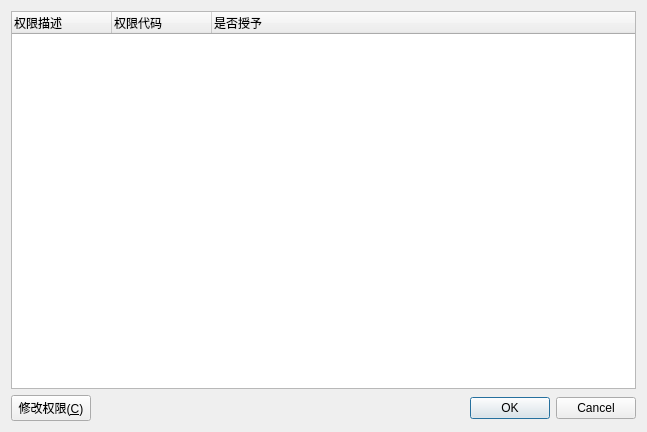
This is src/MainTabWidgets/UserManagement/UserPermissionDialog.ui in ProgramCX/FoxNAS as Qt 5 draws it before an edit. The edited form follows.
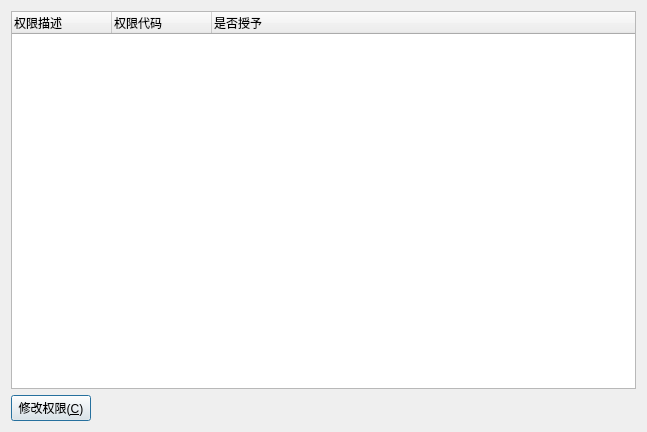
This is the edited form.

Commit message: feat(user): manage user resource directories

Patch:
```diff
--- a/src/MainTabWidgets/UserManagement/UserPermissionDialog.ui
+++ b/src/MainTabWidgets/UserManagement/UserPermissionDialog.ui
@@ -54,14 +54,17 @@
       </widget>
      </item>
      <item>
-      <widget class="QDialogButtonBox" name="buttonBox">
+      <spacer name="horizontalSpacer">
        <property name="orientation">
         <enum>Qt::Orientation::Horizontal</enum>
        </property>
-       <property name="standardButtons">
-        <set>QDialogButtonBox::StandardButton::Cancel|QDialogButtonBox::StandardButton::Ok</set>
+       <property name="sizeHint" stdset="0">
+        <size>
+         <width>40</width>
+         <height>20</height>
+        </size>
        </property>
-      </widget>
+      </spacer>
      </item>
     </layout>
    </item>
```
Left out of the diff: 35 changed lines with no effect on the pictures. The commit also changes 33 other files.
